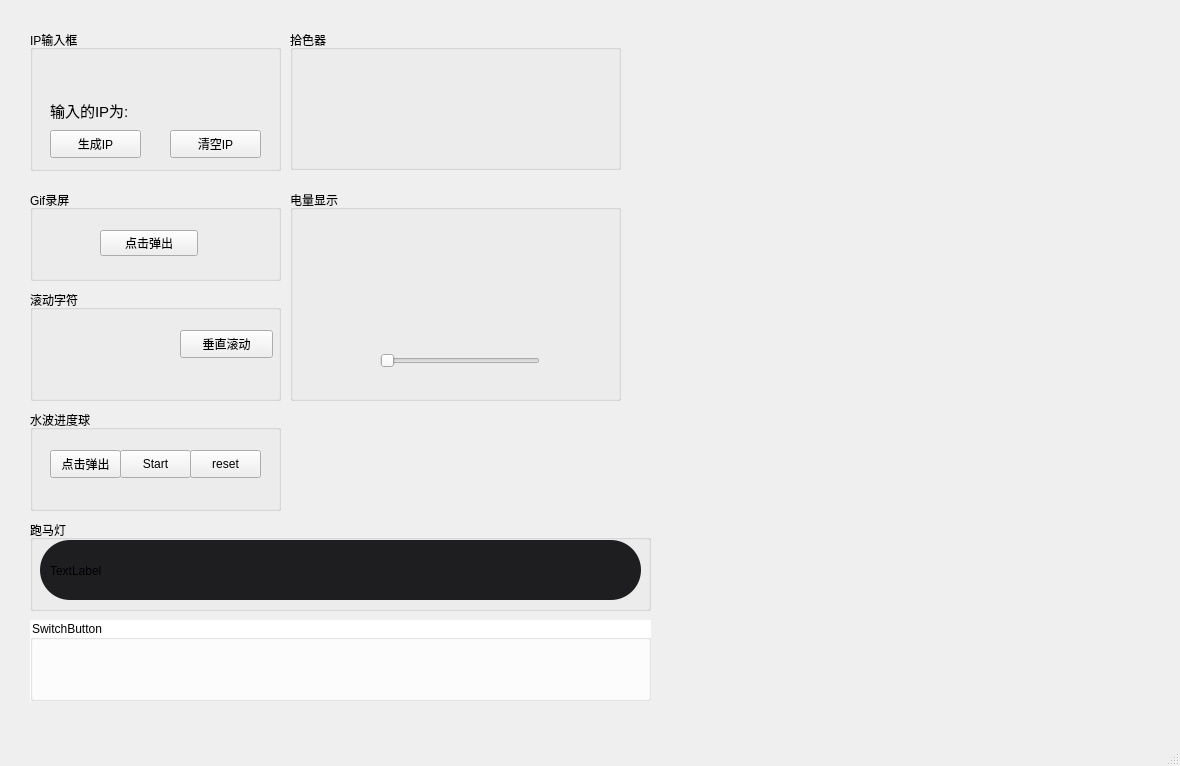
Before: the Qt Designer form mainwindow.ui in TURIING/QtDemo, drawn with Qt 5.
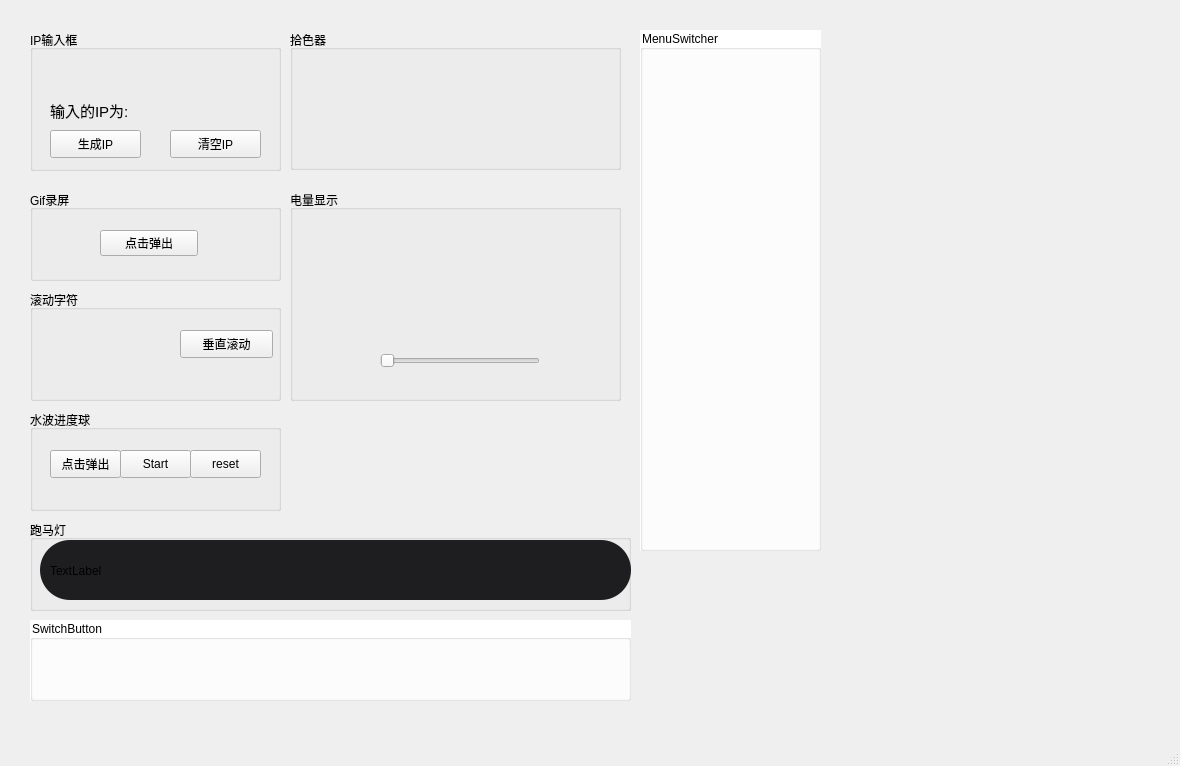
After: the same form once the commit is applied. Custom widgets are drawn as their Qt base class.

```diff
--- a/mainwindow.ui
+++ b/mainwindow.ui
@@ -272,7 +272,7 @@
      <rect>
       <x>30</x>
       <y>520</y>
-      <width>621</width>
+      <width>601</width>
       <height>91</height>
      </rect>
     </property>
@@ -284,7 +284,7 @@
       <rect>
        <x>10</x>
        <y>20</y>
-       <width>601</width>
+       <width>591</width>
        <height>60</height>
       </rect>
      </property>
@@ -312,7 +312,7 @@
        <rect>
         <x>10</x>
         <y>15</y>
-        <width>581</width>
+        <width>571</width>
         <height>31</height>
        </rect>
       </property>
@@ -330,7 +330,7 @@
      <rect>
       <x>30</x>
       <y>620</y>
-      <width>621</width>
+      <width>601</width>
       <height>81</height>
      </rect>
     </property>
@@ -438,12 +438,40 @@
       <rect>
        <x>10</x>
        <y>30</y>
-       <width>601</width>
+       <width>581</width>
        <height>35</height>
       </rect>
      </property>
     </widget>
    </widget>
+   <widget class="QGroupBox" name="groupBox_9">
+    <property name="geometry">
+     <rect>
+      <x>640</x>
+      <y>30</y>
+      <width>181</width>
+      <height>521</height>
+     </rect>
+    </property>
+    <property name="styleSheet">
+     <string notr="true">#groupBox_9{
+	background-color:#ffffff;
+}</string>
+    </property>
+    <property name="title">
+     <string>MenuSwitcher</string>
+    </property>
+    <widget class="MenuSwitcher" name="widgetMenuSwitcher" native="true">
+     <property name="geometry">
+      <rect>
+       <x>40</x>
+       <y>30</y>
+       <width>101</width>
+       <height>461</height>
+      </rect>
+     </property>
+    </widget>
+   </widget>
   </widget>
   <widget class="QMenuBar" name="menubar">
    <property name="geometry">
@@ -493,6 +521,12 @@
    <header>SwitchButton.h</header>
    <container>1</container>
   </customwidget>
+  <customwidget>
+   <class>MenuSwitcher</class>
+   <extends>QWidget</extends>
+   <header>MenuSwitcher.h</header>
+   <container>1</container>
+  </customwidget>
  </customwidgets>
  <resources/>
  <connections/>
```
